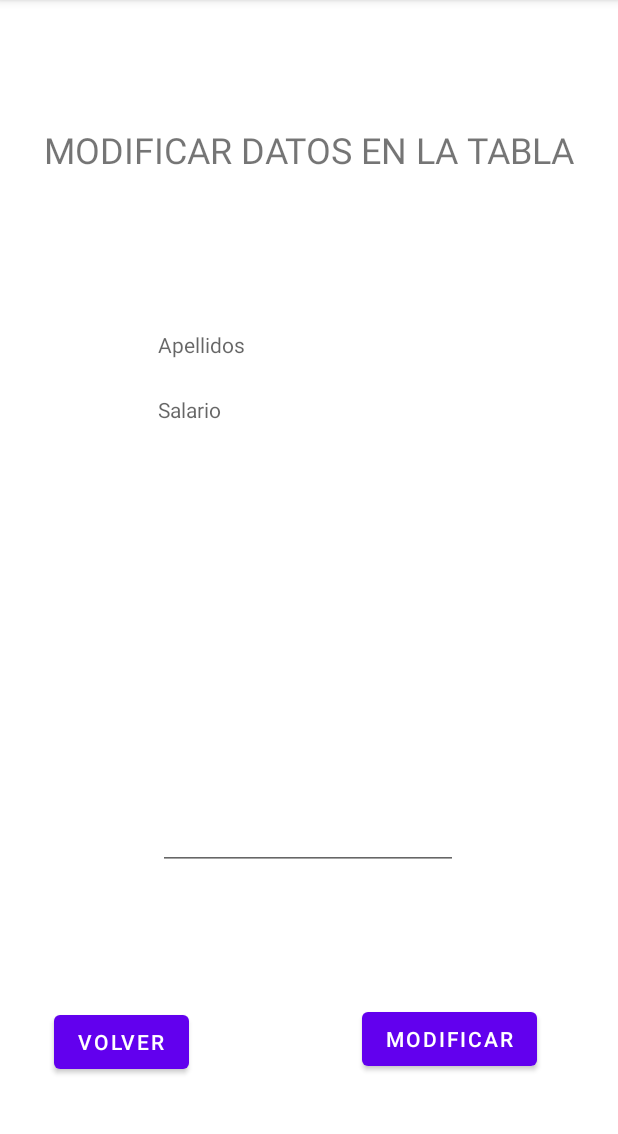
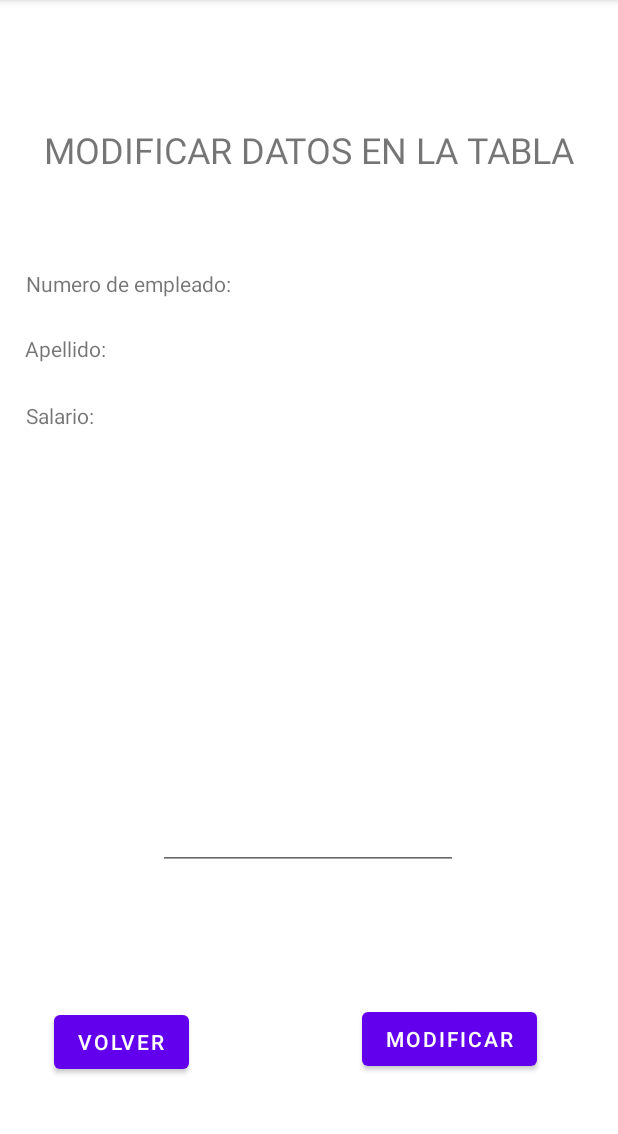
Before and after one commit to sergiorg03/SQLite, an Android app: the Modificar screen opened directly, with no data from a screen before it, on a phone screen of 412 x 824 dp, the part 84-1218 px from its top. Run offline under Robolectric (Android 15) with nearby library versions, the phone set to English and light mode, and no system bars; 2 statements that could not run were skipped.

Commit message:
Finished all the modificar class methods

```diff
--- a/app/src/main/res/layout/activity_modificar.xml
+++ b/app/src/main/res/layout/activity_modificar.xml
@@ -36,12 +36,11 @@
         android:id="@+id/ModApellido"
         android:layout_width="200dp"
         android:layout_height="wrap_content"
-        android:layout_marginTop="220dp"
-        android:hint="Apellidos"
+        android:layout_marginTop="24dp"
         app:layout_constraintEnd_toEndOf="parent"
-        app:layout_constraintHorizontal_bias="0.497"
+        app:layout_constraintHorizontal_bias="0.75"
         app:layout_constraintStart_toStartOf="parent"
-        app:layout_constraintTop_toTopOf="parent" />
+        app:layout_constraintTop_toBottomOf="@+id/emp_no_modif" />
 
     <Button
         android:id="@+id/botonModificar"
@@ -82,9 +81,56 @@
         android:layout_width="200dp"
         android:layout_height="wrap_content"
         android:layout_marginTop="24dp"
-        android:hint="Salario"
         app:layout_constraintEnd_toEndOf="parent"
-        app:layout_constraintHorizontal_bias="0.497"
+        app:layout_constraintHorizontal_bias="0.75"
         app:layout_constraintStart_toStartOf="parent"
         app:layout_constraintTop_toBottomOf="@+id/ModApellido" />
+
+    <TextView
+        android:id="@+id/emp_no_modif"
+        android:layout_width="200dp"
+        android:layout_height="wrap_content"
+        android:layout_marginStart="176dp"
+        android:layout_marginTop="63dp"
+        android:layout_marginEnd="177dp"
+        app:layout_constraintEnd_toEndOf="parent"
+        app:layout_constraintHorizontal_bias="0.14"
+        app:layout_constraintStart_toStartOf="parent"
+        app:layout_constraintTop_toBottomOf="@+id/textView5" />
+
+    <TextView
+        android:id="@+id/textView7"
+        android:layout_width="wrap_content"
+        android:layout_height="wrap_content"
+        android:layout_marginStart="16dp"
+        android:layout_marginTop="63dp"
+        android:layout_marginEnd="1dp"
+        android:text="Numero de empleado:"
+        app:layout_constraintEnd_toStartOf="@+id/emp_no_modif"
+        app:layout_constraintStart_toStartOf="parent"
+        app:layout_constraintTop_toBottomOf="@+id/textView5" />
+
+    <TextView
+        android:id="@+id/textView8"
+        android:layout_width="wrap_content"
+        android:layout_height="wrap_content"
+        android:layout_marginStart="16dp"
+        android:layout_marginTop="24dp"
+        android:layout_marginEnd="88dp"
+        android:text="Apellido:"
+        app:layout_constraintEnd_toStartOf="@+id/ModApellido"
+        app:layout_constraintStart_toStartOf="parent"
+        app:layout_constraintTop_toBottomOf="@+id/textView7" />
+
+    <TextView
+        android:id="@+id/textView9"
+        android:layout_width="wrap_content"
+        android:layout_height="wrap_content"
+        android:layout_marginStart="16dp"
+        android:layout_marginTop="25dp"
+        android:layout_marginEnd="96dp"
+        android:text="Salario:"
+        app:layout_constraintEnd_toStartOf="@+id/ModSal"
+        app:layout_constraintStart_toStartOf="parent"
+        app:layout_constraintTop_toBottomOf="@+id/textView8" />
 </androidx.constraintlayout.widget.ConstraintLayout>
```
Also changed, not shown: app/src/main/java/com/example/sqlite/Modificar.java (+56 -6 lines).
